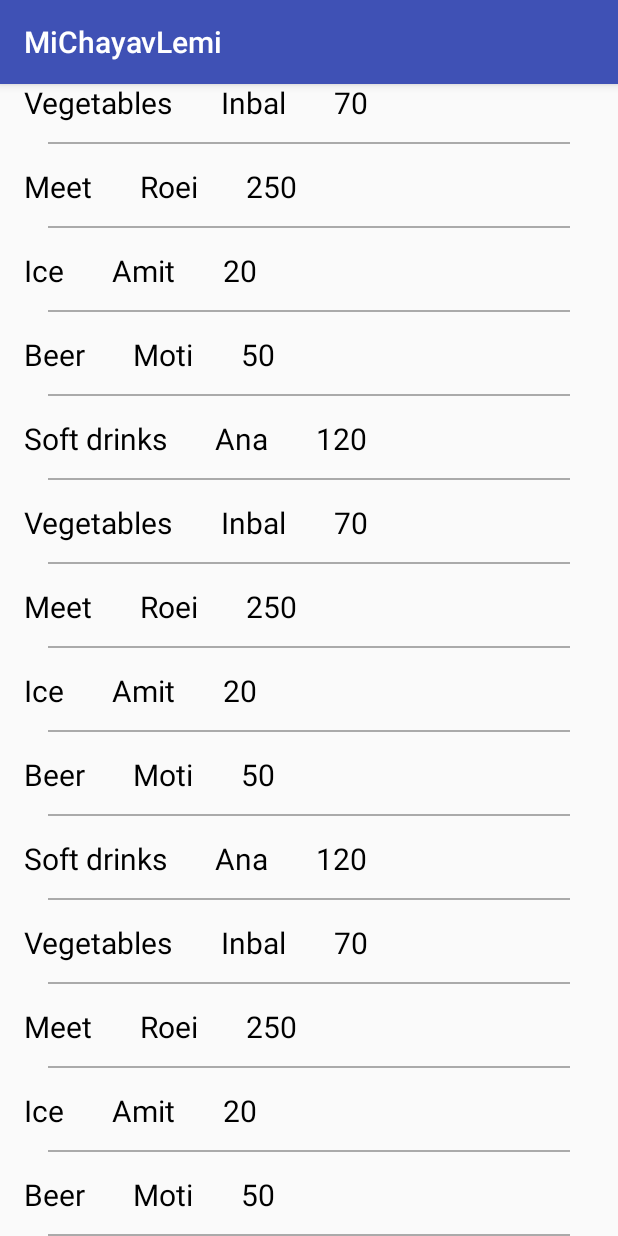
After one commit to roigreenberg/MiChayavLemi, an Android app: the ItemListActivity screen opened directly, with no data from a screen before it, on a phone screen of 412 x 824 dp. The commit adds this screen. Run offline under Robolectric (Android 15) with nearby library versions, the phone set to English and light mode, and no system bars; our stand-ins replace Firebase (no records; nobody signed in at launch, a user with empty details on screens opened directly).

Commit message:
Moti V1.0:Add RecycleView

```diff
--- a/app/build.gradle
+++ b/app/build.gradle
@@ -25,6 +25,7 @@ dependencies {
     implementation 'com.google.firebase:firebase-database:11.8.0'
     implementation 'com.google.firebase:firebase-auth:11.8.0'
     implementation 'com.android.support:design:26.1.0'
+    implementation 'com.firebaseui:firebase-ui-database:0.4.1'
     testImplementation 'junit:junit:4.12'
     androidTestImplementation 'com.android.support.test:runner:1.0.1'
     androidTestImplementation 'com.android.support.test.espresso:espresso-core:3.0.1'
@@ -35,4 +36,5 @@ dependencies {
 
 
 
+
 apply plugin: 'com.google.gms.google-services'
--- /dev/null
+++ b/app/src/main/java/com/roi/greenberg/michayavlemi/ItemListActivity.java
@@ -0,0 +1,59 @@
+package com.roi.greenberg.michayavlemi;
+
+import android.os.Bundle;
+import android.support.v7.app.AppCompatActivity;
+import android.support.v7.widget.LinearLayoutManager;
+import android.support.v7.widget.RecyclerView;
+
+import com.google.firebase.database.DatabaseReference;
+import com.google.firebase.database.FirebaseDatabase;
+import com.google.firebase.database.Query;
+
+import java.util.ArrayList;
+
+public class ItemListActivity extends AppCompatActivity implements ProductAdapter.ItemClickListener {
+    private ArrayList<Product> mProducts;
+    private RecyclerView mRecyclerView;
+    private RecyclerView.Adapter mAdapter;
+    private LinearLayoutManager mLayoutManager;
+    private DatabaseReference mFirebaseDatabaseItem;
+
+    @Override
+    protected void onCreate(Bundle savedInstanceState) {
+        super.onCreate(savedInstanceState);
+        setContentView(R.layout.activity_item_list);
+        mFirebaseDatabaseItem = FirebaseDatabase.getInstance().getReference().child("events").child("items");
+
+        mProducts = new ArrayList<>();
+        mProducts = Product.generateDummyProductList();
+        mFirebaseDatabaseItem.push().setValue(mProducts.get(0));
+
+        Query query = FirebaseDatabase.getInstance()
+                .getReference()
+                .child("events")
+                .child("items");
+
+
+        initRecycleView();
+
+
+    }
+
+    /**
+     * RecycleView initial
+     */
+    private void initRecycleView() {
+
+        mRecyclerView = (RecyclerView) findViewById(R.id.rv_list_of_items);
+        mLayoutManager = new LinearLayoutManager(this);
+        mLayoutManager.setReverseLayout(true);//list order
+        mRecyclerView.setLayoutManager(mLayoutManager);
+        mAdapter = new ProductAdapter(mProducts, this);
+        mRecyclerView.setAdapter(mAdapter);
+    }
+
+    @Override
+    public void onListItemClick(int clickItemIndex) {
+
+    }
+}
--- /dev/null
+++ b/app/src/main/java/com/roi/greenberg/michayavlemi/Product.java
@@ -0,0 +1,68 @@
+package com.roi.greenberg.michayavlemi;
+
+import java.util.ArrayList;
+
+/**
+ * Created by moti5321 on 15/03/2018.
+ */
+
+public class Product {
+    private String mProductName;
+    private String mUser;
+    private String mProductPrice;
+
+    public Product() {
+
+    }
+
+    public Product(String productName, String user, String productPrice) {
+        mProductName = productName;
+        mUser = user;
+        mProductPrice = productPrice;
+    }
+
+    public String getProductName() {
+        return mProductName;
+    }
+
+    public void setProductName(String mProductName) {
+        this.mProductName = mProductName;
+    }
+
+    public String getUser() {
+        return mUser;
+    }
+
+    public void setUser(String mUser) {
+        this.mUser = mUser;
+    }
+
+    public String getProductPrice() {
+        return mProductPrice;
+    }
+
+    public void setProductPrice(String mProductPrice) {
+        this.mProductPrice = mProductPrice;
+    }
+
+    public static ArrayList<Product> generateDummyProductList() {
+        ArrayList<Product> products = new ArrayList<>();
+        products.add(new Product("Beer", "Moti", "50"));
+        products.add(new Product("Ice", "Amit", "20"));
+        products.add(new Product("Meet", "Roei", "250"));
+        products.add(new Product("Vegetables", "Inbal", "70"));
+        products.add(new Product("Soft drinks", "Ana", "120"));
+        products.add(new Product("Beer", "Moti", "50"));
+        products.add(new Product("Ice", "Amit", "20"));
+        products.add(new Product("Meet", "Roei", "250"));
+        products.add(new Product("Vegetables", "Inbal", "70"));
+        products.add(new Product("Soft drinks", "Ana", "120"));
+        products.add(new Product("Beer", "Moti", "50"));
+        products.add(new Product("Ice", "Amit", "20"));
+        products.add(new Product("Meet", "Roei", "250"));
+        products.add(new Product("Vegetables", "Inbal", "70"));
+        products.add(new Product("Soft drinks", "Ana", "120"));
+
+        return products;
+    }
+}
--- /dev/null
+++ b/app/src/main/java/com/roi/greenberg/michayavlemi/ProductAdapter.java
@@ -0,0 +1,80 @@
+package com.roi.greenberg.michayavlemi;
+
+import android.support.v7.widget.RecyclerView;
+import android.view.LayoutInflater;
+import android.view.View;
+import android.view.ViewGroup;
+import android.widget.TextView;
+
+import java.util.ArrayList;
+
+/**
+ * Created by moti5321 on 13/03/2018.
+ */
+
+public class ProductAdapter extends RecyclerView.Adapter<ProductAdapter.ViewHolder> {
+
+    private ArrayList<Product> mProducts;
+    final private ItemClickListener mOnClickListener;
+
+    //Interface ClickListener
+    public interface ItemClickListener {
+        void onListItemClick(int clickItemIndex);
+    }
+
+    //Constructor
+    public ProductAdapter(ArrayList<Product> products, ItemClickListener listener) {
+        mOnClickListener = listener;
+        mProducts = products;
+    }
+
+    /**
+     * ViewHolder
+     */
+    public class ViewHolder extends RecyclerView.ViewHolder implements View.OnClickListener {
+        TextView productName;
+        TextView productUser;
+        TextView productPrice;
+
+        public ViewHolder(View itemView) {
+            super(itemView);
+            productName = itemView.findViewById(R.id.tv_product);
+            productUser = itemView.findViewById(R.id.tv_user_buy);
+            productPrice = itemView.findViewById(R.id.tv_pric);
+        }
+
+        @Override
+        public void onClick(View view) {
+            int clickPosition = getAdapterPosition();
+            mOnClickListener.onListItemClick(clickPosition);
+        }
+    }
+
+
+
+    @Override
+    public ViewHolder onCreateViewHolder(ViewGroup parent, int viewType) {
+        LayoutInflater inflater = LayoutInflater.from(parent.getContext());
+        View view = inflater.inflate(R.layout.iv_list_of_items, parent, false);
+        return new ViewHolder(view);
+    }
+
+    @Override
+    public void onBindViewHolder(ViewHolder holder, int position) {
+        final Product product = mProducts.get(position);
+        holder.productName.setText(product.getProductName());
+        holder.productUser.setText(product.getUser());
+        holder.productPrice.setText(product.getProductPrice());
+
+
+    }
+
+    @Override
+    public int getItemCount() {
+        return mProducts.size();
+    }
+
+
+
+
+}
--- /dev/null
+++ b/app/src/main/res/layout/activity_item_list.xml
@@ -0,0 +1,14 @@
+<?xml version="1.0" encoding="utf-8"?>
+<android.support.constraint.ConstraintLayout xmlns:android="http://schemas.android.com/apk/res/android"
+    xmlns:app="http://schemas.android.com/apk/res-auto"
+    xmlns:tools="http://schemas.android.com/tools"
+    android:layout_width="match_parent"
+    android:layout_height="match_parent"
+    tools:context="com.roi.greenberg.michayavlemi.ItemListActivity">
+
+    <android.support.v7.widget.RecyclerView
+        android:id="@+id/rv_list_of_items"
+        android:layout_width="match_parent"
+        android:layout_height="match_parent" />
+
+</android.support.constraint.ConstraintLayout>
--- /dev/null
+++ b/app/src/main/res/layout/iv_list_of_items.xml
@@ -0,0 +1,51 @@
+<?xml version="1.0" encoding="utf-8"?>
+<android.support.constraint.ConstraintLayout xmlns:android="http://schemas.android.com/apk/res/android"
+    xmlns:app="http://schemas.android.com/apk/res-auto"
+    android:layout_width="match_parent"
+    android:layout_height="56dp">
+
+    <TextView
+        android:id="@+id/tv_product"
+        android:layout_width="wrap_content"
+        android:layout_height="wrap_content"
+        android:layout_marginBottom="8dp"
+        android:layout_marginStart="16dp"
+        android:layout_marginTop="8dp"
+        android:text="Beer"
+        android:textColor="#000000"
+        android:textSize="20sp"
+        app:layout_constraintBottom_toBottomOf="parent"
+        app:layout_constraintStart_toStartOf="parent"
+        app:layout_constraintTop_toTopOf="parent" />
+
+    <TextView
+        android:id="@+id/tv_user_buy"
+        android:layout_width="wrap_content"
+        android:layout_height="wrap_content"
+        android:layout_marginLeft="32dp"
+        android:text="Moti"
+        android:textColor="#000000"
+        android:textSize="20sp"
+        app:layout_constraintLeft_toRightOf="@id/tv_product"
+        app:layout_constraintTop_toTopOf="@id/tv_product" />
+
+    <TextView
+        android:id="@+id/tv_pric"
+        android:layout_width="wrap_content"
+        android:layout_height="wrap_content"
+        android:layout_marginLeft="32dp"
+        android:text="50"
+        android:textColor="#000000"
+        android:textSize="20sp"
+        app:layout_constraintLeft_toRightOf="@id/tv_user_buy"
+        app:layout_constraintTop_toTopOf="@id/tv_product" />
+
+    <View
+        android:layout_width="match_parent"
+        android:layout_height="1dp"
+        android:layout_marginLeft="32dp"
+        android:layout_marginRight="32dp"
+        android:background="@android:color/darker_gray"
+        app:layout_constraintBottom_toBottomOf="parent" />
+
+</android.support.constraint.ConstraintLayout>
```
Also changed, not shown: app/src/main/AndroidManifest.xml (+5 -9 lines), app/src/main/java/com/roi/greenberg/michayavlemi/ListEvents.java (deleted, +0 -48 lines), app/src/main/java/com/roi/greenberg/michayavlemi/MainActivity.java (+12 -0 lines), app/src/main/res/layout/activity_list_events.xml (deleted, +0 -34 lines), app/src/main/res/layout/activity_main.xml (+15 -0 lines).
